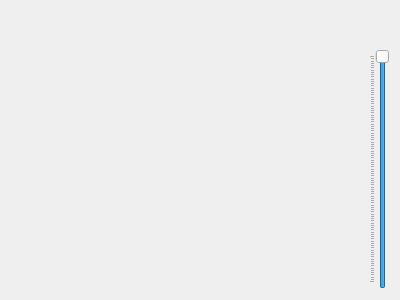
ljmc2000/VirtualConcertHall, file RoomClient/userview.ui: the form before one commit.
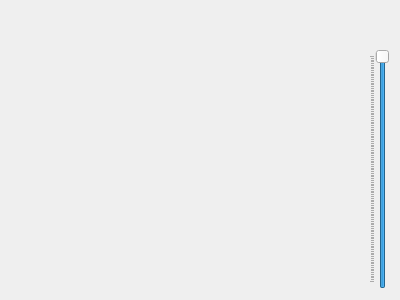
The form after the commit.

Commit message: set scale of volume slider to out of 127

What changed in the file:
```diff
--- a/RoomClient/userview.ui
+++ b/RoomClient/userview.ui
@@ -17,13 +17,13 @@
    <item row="1" column="1">
     <widget class="QSlider" name="volumeSlider">
      <property name="maximum">
-      <number>100</number>
+      <number>127</number>
      </property>
      <property name="singleStep">
       <number>1</number>
      </property>
      <property name="value">
-      <number>100</number>
+      <number>127</number>
      </property>
      <property name="orientation">
       <enum>Qt::Vertical</enum>
```
The commit also changes 1 other file.
